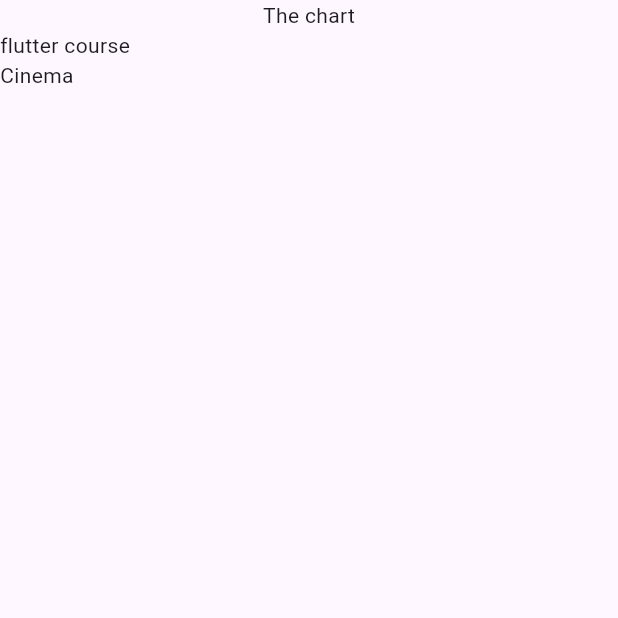
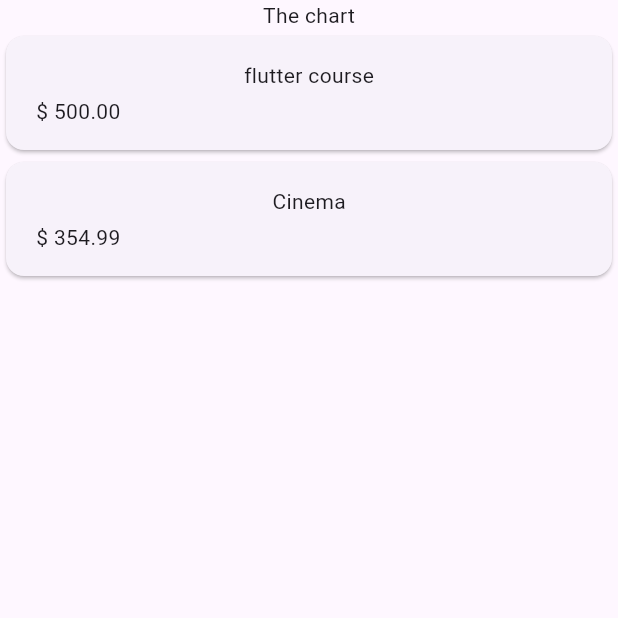
Before and after one commit to subhava06/expense_tracker, a Flutter app: the screen it shows after launch, on a phone screen of 412 x 824 dp, the top half of it. Run offline on Flutter 3.47's test engine with Material 3 defaults, Android fonts, the phone set to English and light mode, and no system bars.

Commit message:
expense item widget

```diff
--- a/lib/main.dart
+++ b/lib/main.dart
@@ -1,10 +1,11 @@
 import 'package:flutter/material.dart';
 
-import 'package:expense_tracker/expenses.dart';
+import 'package:expense_tracker/widgets/expenses.dart';
 
 void main() {
   runApp(
     const MaterialApp(
+      debugShowCheckedModeBanner: false,
       home: Expenses(),
     ),
   );
--- a/lib/expenses.dart
+++ b/lib/widgets/expenses.dart
@@ -1,4 +1,4 @@
-import 'package:expense_tracker/expenses_list.dart';
+import 'package:expense_tracker/widgets/expenses_list/expenses_list.dart';
 import 'package:expense_tracker/models/expense.dart';
 import 'package:flutter/material.dart';
 
--- /dev/null
+++ b/lib/widgets/expenses_list/expense_item.dart
@@ -0,0 +1,41 @@
+
+import 'package:expense_tracker/models/expense.dart';
+import 'package:flutter/material.dart';
+
+class ExpenseItem extends StatelessWidget {
+  const ExpenseItem(
+      this.expense,
+      {super.key});
+
+  final Expense expense;
+  @override
+  Widget build(BuildContext context) {
+    return Card(
+      child: Padding(
+        padding: const EdgeInsets.symmetric(
+          horizontal: 20,
+          vertical: 16,
+        ),
+        child: Column(
+          children: [
+            Text(expense.title),
+            SizedBox(height: 4,),
+            Row(
+              children: [
+               Text('\$ ${expense.amount.toStringAsFixed(2)}'), // 12.3433 => 12.34 and curly braces tell dart that consider this as a single value
+                Spacer(), // used in coln or row, tell dart to take as much space as possible between the widgets
+                Row(
+                  children: [
+
+                  ],
+                ),
+
+              ],
+            ),
+
+          ],
+        ),
+      ),
+    );
+  }
+}
--- a/lib/expenses_list.dart
+++ b/lib/widgets/expenses_list/expenses_list.dart
@@ -2,6 +2,7 @@
 
 
 import 'package:expense_tracker/models/expense.dart';
+import 'package:expense_tracker/widgets/expenses_list/expense_item.dart';
 import 'package:flutter/cupertino.dart';
 
 class ExpensesList extends StatelessWidget {
@@ -17,7 +18,7 @@ class ExpensesList extends StatelessWidget {
   Widget build(BuildContext context) {
     return ListView.builder( // list items are created only when they are needed
       itemCount: expenses.length,
-      itemBuilder: (ctx, index) => Text(expenses[index].title),
+      itemBuilder: (ctx, index) => ExpenseItem(expenses[index]),
     );
   }
 }
```
